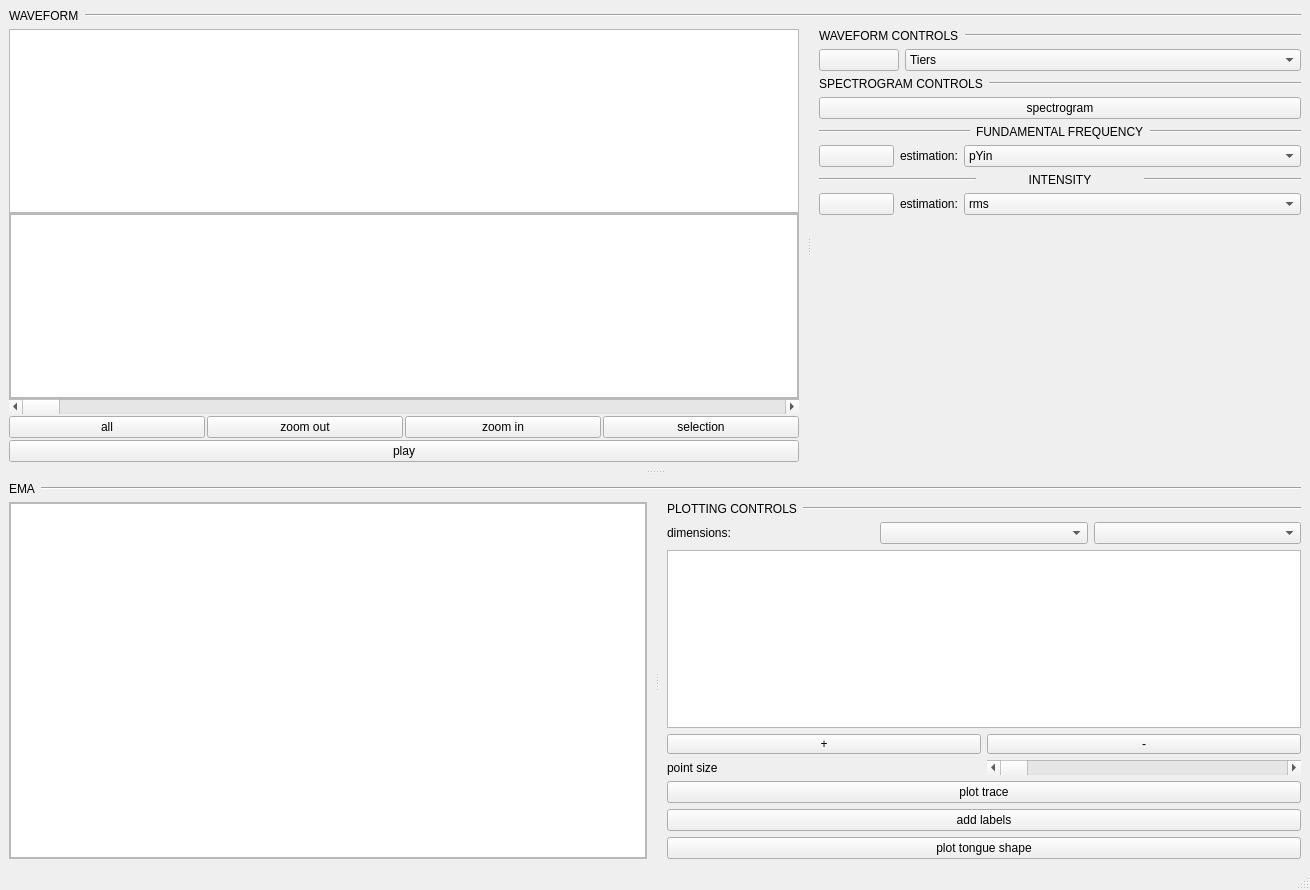
Before: the Qt Designer form gui/ui_files/ui_inspector2D.ui in phbuech/adatool, drawn with Qt 5.
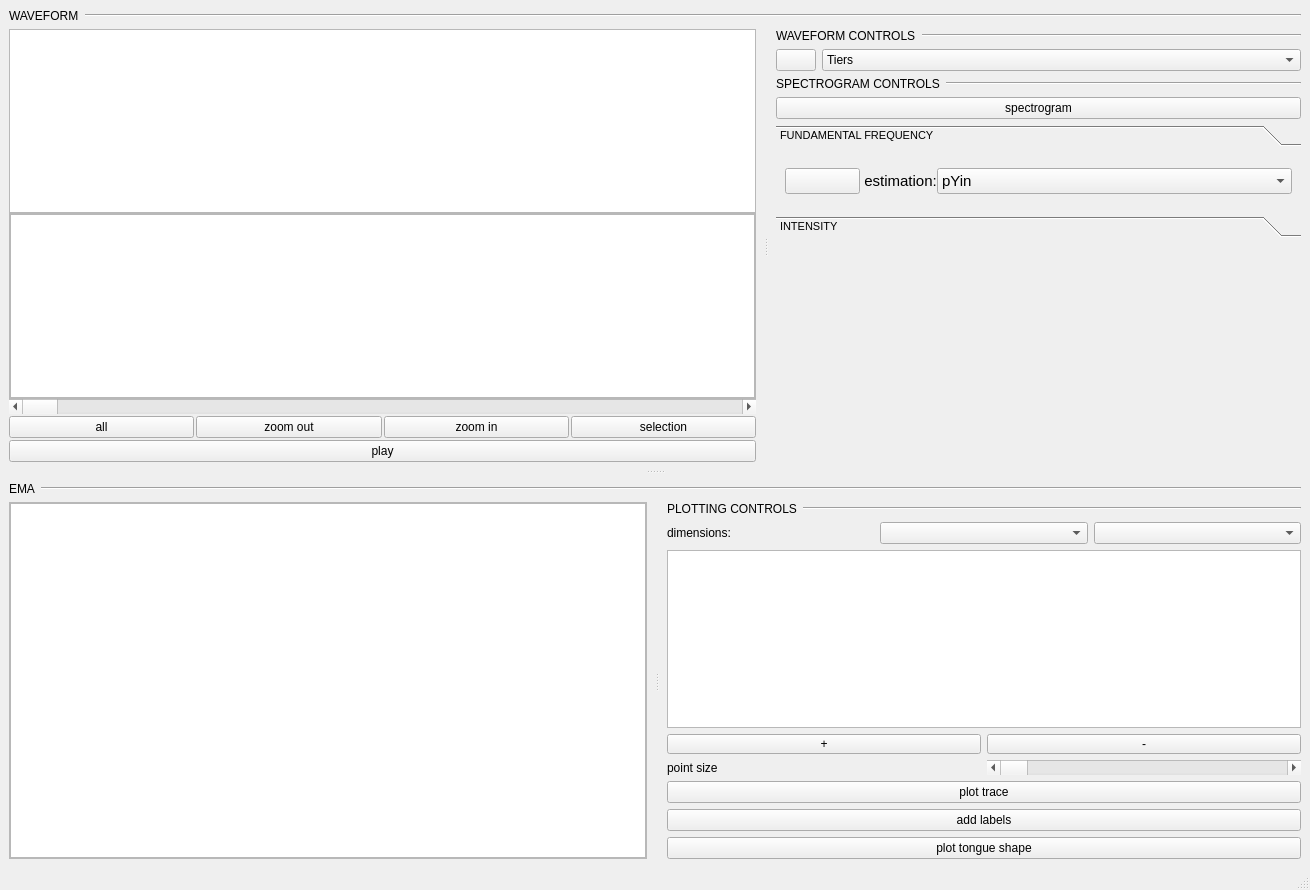
After: the same form once the commit is applied. Custom widgets are drawn as their Qt base class.

What changed in the file:
```diff
--- a/gui/ui_files/ui_inspector2D.ui
+++ b/gui/ui_files/ui_inspector2D.ui
@@ -320,7 +320,7 @@
                    </sizepolicy>
                   </property>
                   <property name="text">
-                   <string> </string>
+                   <string/>
                   </property>
                   <property name="checkable">
                    <bool>true</bool>
@@ -385,49 +385,65 @@
                </widget>
               </item>
               <item>
-               <layout class="QHBoxLayout" name="horizontalLayout_11">
-                <item>
-                 <widget class="Line" name="line_6">
+               <widget class="QToolBox" name="toolBox">
                   <property name="sizePolicy">
                    <sizepolicy hsizetype="Preferred" vsizetype="Fixed">
                     <horstretch>0</horstretch>
                     <verstretch>0</verstretch>
                    </sizepolicy>
                   </property>
-                  <property name="orientation">
-                   <enum>Qt::Horizontal</enum>
-                  </property>
-                 </widget>
-                </item>
-                <item>
-                 <widget class="QLabel" name="label_9">
                   <property name="font">
                    <font>
-                    <pointsize>9</pointsize>
-                   </font>
-                  </property>
-                  <property name="text">
+                  <pointsize>8</pointsize>
+                  <weight>50</weight>
+                  <bold>false</bold>
+                  <underline>false</underline>
+                  <strikeout>false</strikeout>
+                  <kerning>true</kerning>
+                 </font>
+                </property>
+                <property name="layoutDirection">
+                 <enum>Qt::LeftToRight</enum>
+                </property>
+                <property name="autoFillBackground">
+                 <bool>true</bool>
+                </property>
+                <property name="frameShadow">
+                 <enum>QFrame::Plain</enum>
+                </property>
+                <property name="lineWidth">
+                 <number>1</number>
+                </property>
+                <property name="midLineWidth">
+                 <number>0</number>
+                </property>
+                <property name="currentIndex">
+                 <number>0</number>
+                </property>
+                <property name="tabSpacing">
+                 <number>1</number>
+                </property>
+                <widget class="QWidget" name="page_5">
+                 <property name="geometry">
+                  <rect>
+                   <x>0</x>
+                   <y>0</y>
+                   <width>525</width>
+                   <height>69</height>
+                  </rect>
+                 </property>
+                 <attribute name="label">
                    <string>FUNDAMENTAL FREQUENCY</string>
-                  </property>
-                 </widget>
-                </item>
+                 </attribute>
+                 <layout class="QHBoxLayout" name="horizontalLayout_20">
                 <item>
-                 <widget class="Line" name="line_7">
-                  <property name="sizePolicy">
-                   <sizepolicy hsizetype="Preferred" vsizetype="Fixed">
-                    <horstretch>0</horstretch>
-                    <verstretch>0</verstretch>
-                   </sizepolicy>
-                  </property>
-                  <property name="orientation">
-                   <enum>Qt::Horizontal</enum>
-                  </property>
-                 </widget>
-                </item>
-               </layout>
-              </item>
-              <item>
-               <layout class="QHBoxLayout" name="horizontalLayout_6">
+                   <layout class="QHBoxLayout" name="horizontalLayout_21">
+                    <property name="spacing">
+                     <number>0</number>
+                    </property>
+                    <property name="sizeConstraint">
+                     <enum>QLayout::SetMinimumSize</enum>
+                    </property>
                 <item>
                  <widget class="QPushButton" name="showFundamentalFrequencyButton">
                   <property name="sizePolicy">
@@ -442,6 +458,16 @@
                     <height>0</height>
                    </size>
                   </property>
+                      <property name="font">
+                       <font>
+                        <pointsize>11</pointsize>
+                        <weight>50</weight>
+                        <bold>false</bold>
+                        <underline>false</underline>
+                        <strikeout>false</strikeout>
+                        <kerning>true</kerning>
+                       </font>
+                      </property>
                   <property name="text">
                    <string/>
                   </property>
@@ -451,7 +477,7 @@
                  </widget>
                 </item>
                 <item>
-                 <widget class="QLabel" name="label_3">
+                     <widget class="QLabel" name="label_9">
                   <property name="sizePolicy">
                    <sizepolicy hsizetype="Fixed" vsizetype="Preferred">
                     <horstretch>0</horstretch>
@@ -464,8 +490,18 @@
                     <height>0</height>
                    </size>
                   </property>
+                      <property name="font">
+                       <font>
+                        <pointsize>11</pointsize>
+                        <weight>50</weight>
+                        <bold>false</bold>
+                        <underline>false</underline>
+                        <strikeout>false</strikeout>
+                        <kerning>true</kerning>
+                       </font>
+                      </property>
                   <property name="text">
-                   <string>estimation:</string>
+                       <string> estimation:</string>
                   </property>
                   <property name="alignment">
                    <set>Qt::AlignCenter</set>
@@ -480,6 +516,16 @@
                     <verstretch>0</verstretch>
                    </sizepolicy>
                   </property>
+                      <property name="font">
+                       <font>
+                        <pointsize>11</pointsize>
+                        <weight>50</weight>
+                        <bold>false</bold>
+                        <underline>false</underline>
+                        <strikeout>false</strikeout>
+                        <kerning>true</kerning>
+                       </font>
+                      </property>
                   <item>
                    <property name="text">
                     <string>pYin</string>
@@ -494,62 +540,23 @@
                 </item>
                </layout>
               </item>
-              <item>
-               <layout class="QHBoxLayout" name="horizontalLayout_13">
-                <item>
-                 <widget class="Line" name="line_8">
-                  <property name="orientation">
-                   <enum>Qt::Horizontal</enum>
-                  </property>
-                 </widget>
-                </item>
-                <item>
-                 <widget class="QLabel" name="label_10">
-                  <property name="sizePolicy">
-                   <sizepolicy hsizetype="Minimum" vsizetype="Fixed">
-                    <horstretch>0</horstretch>
-                    <verstretch>0</verstretch>
-                   </sizepolicy>
-                  </property>
-                  <property name="font">
-                   <font>
-                    <pointsize>9</pointsize>
-                   </font>
-                  </property>
-                  <property name="frameShadow">
-                   <enum>QFrame::Plain</enum>
-                  </property>
-                  <property name="text">
+                 </layout>
+                </widget>
+                <widget class="QWidget" name="page_6">
+                 <property name="geometry">
+                  <rect>
+                   <x>0</x>
+                   <y>0</y>
+                   <width>525</width>
+                   <height>69</height>
+                  </rect>
+                 </property>
+                 <attribute name="label">
                    <string>INTENSITY</string>
-                  </property>
-                  <property name="scaledContents">
-                   <bool>false</bool>
-                  </property>
-                  <property name="alignment">
-                   <set>Qt::AlignCenter</set>
-                  </property>
-                  <property name="margin">
-                   <number>0</number>
-                  </property>
-                 </widget>
-                </item>
+                 </attribute>
+                 <layout class="QHBoxLayout" name="horizontalLayout_22">
                 <item>
-                 <widget class="Line" name="line_9">
-                  <property name="sizePolicy">
-                   <sizepolicy hsizetype="Preferred" vsizetype="Fixed">
-                    <horstretch>0</horstretch>
-                    <verstretch>0</verstretch>
-                   </sizepolicy>
-                  </property>
-                  <property name="orientation">
-                   <enum>Qt::Horizontal</enum>
-                  </property>
-                 </widget>
-                </item>
-               </layout>
-              </item>
-              <item>
-               <layout class="QHBoxLayout" name="horizontalLayout_14">
+                   <layout class="QHBoxLayout" name="horizontalLayout_23">
                 <item>
                  <widget class="QPushButton" name="showIntensityButton">
                   <property name="sizePolicy">
@@ -564,6 +571,16 @@
                     <height>0</height>
                    </size>
                   </property>
+                      <property name="font">
+                       <font>
+                        <pointsize>11</pointsize>
+                        <weight>50</weight>
+                        <bold>false</bold>
+                        <underline>false</underline>
+                        <strikeout>false</strikeout>
+                        <kerning>true</kerning>
+                       </font>
+                      </property>
                   <property name="text">
                    <string/>
                   </property>
@@ -573,7 +590,7 @@
                  </widget>
                 </item>
                 <item>
-                 <widget class="QLabel" name="label_16">
+                     <widget class="QLabel" name="label_19">
                   <property name="sizePolicy">
                    <sizepolicy hsizetype="Fixed" vsizetype="Preferred">
                     <horstretch>0</horstretch>
@@ -586,6 +603,16 @@
                     <height>0</height>
                    </size>
                   </property>
+                      <property name="font">
+                       <font>
+                        <pointsize>11</pointsize>
+                        <weight>50</weight>
+                        <bold>false</bold>
+                        <underline>false</underline>
+                        <strikeout>false</strikeout>
+                        <kerning>true</kerning>
+                       </font>
+                      </property>
                   <property name="text">
                    <string>estimation:</string>
                   </property>
@@ -602,6 +629,16 @@
                     <verstretch>0</verstretch>
                    </sizepolicy>
                   </property>
+                      <property name="font">
+                       <font>
+                        <pointsize>11</pointsize>
+                        <weight>50</weight>
+                        <bold>false</bold>
+                        <underline>false</underline>
+                        <strikeout>false</strikeout>
+                        <kerning>true</kerning>
+                       </font>
+                      </property>
                   <item>
                    <property name="text">
                     <string>rms</string>
@@ -610,6 +647,10 @@
                  </widget>
                 </item>
                </layout>
+                  </item>
+                 </layout>
+                </widget>
+               </widget>
               </item>
               <item>
                <spacer name="verticalSpacer">
```
Lines whose indentation alone changed are shown as unchanged.
